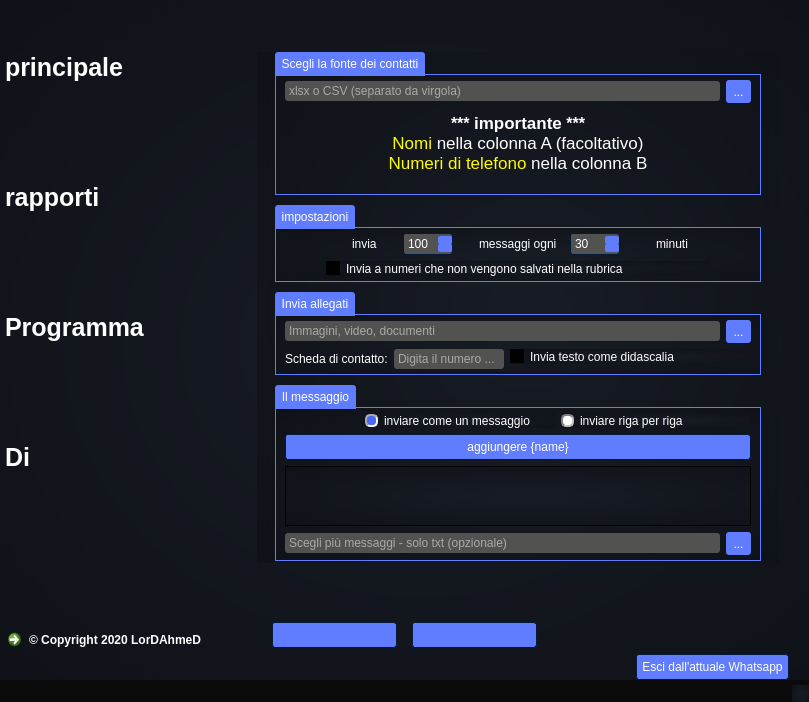
This is italian.ui in thelordahmed/Whatsapp-bulk-sender as Qt 5 draws it before an edit. The edited form follows.
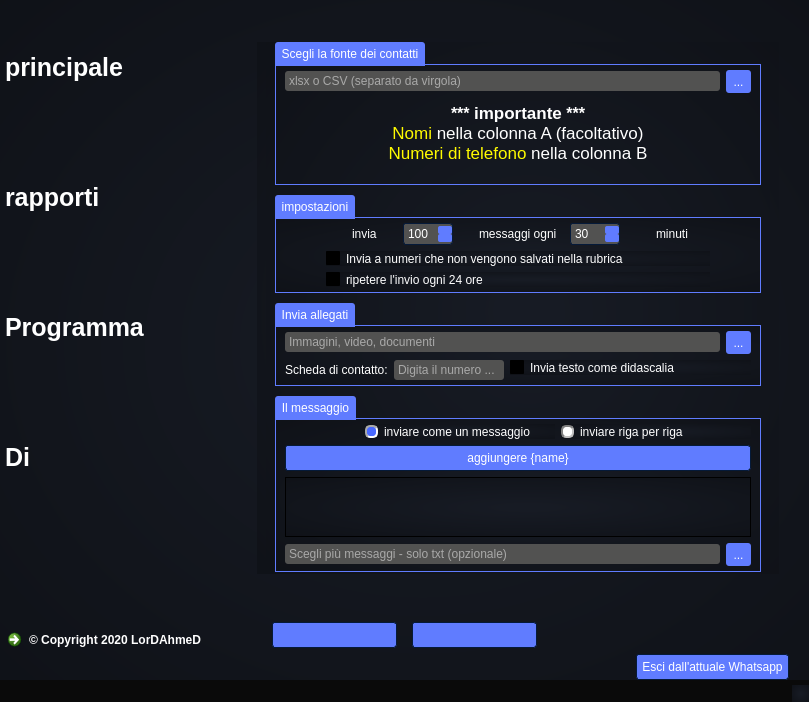
This is the edited form. Icons and pictures are not drawn.

Commit message: tweaked repeat sending every 24 hours

Diff of the .ui file:
```diff
--- a/italian.ui
+++ b/italian.ui
@@ -1656,10 +1656,10 @@
                      <string>&lt;!DOCTYPE HTML PUBLIC &quot;-//W3C//DTD HTML 4.0//EN&quot; &quot;http://www.w3.org/TR/REC-html40/strict.dtd&quot;&gt;
 &lt;html&gt;&lt;head&gt;&lt;meta name=&quot;qrichtext&quot; content=&quot;1&quot; /&gt;&lt;style type=&quot;text/css&quot;&gt;
 p, li { white-space: pre-wrap; }
-&lt;/style&gt;&lt;/head&gt;&lt;body style=&quot; font-family:'arial'; font-size:13pt; font-weight:400; font-style:normal;&quot;&gt;
-&lt;p align=&quot;center&quot; style=&quot; margin-top:0px; margin-bottom:0px; margin-left:0px; margin-right:0px; -qt-block-indent:0; text-indent:0px;&quot;&gt;&lt;span style=&quot; font-family:'MS Shell Dlg 2'; font-size:12pt; font-weight:600; color:#ffffff;&quot;&gt;*** &lt;/span&gt;&lt;span style=&quot; font-weight:600;&quot;&gt;importante&lt;/span&gt;&lt;span style=&quot; font-family:'MS Shell Dlg 2'; font-size:12pt; font-weight:600; color:#ffffff;&quot;&gt; ***&lt;/span&gt;&lt;/p&gt;
-&lt;p align=&quot;center&quot; style=&quot; margin-top:0px; margin-bottom:0px; margin-left:0px; margin-right:0px; -qt-block-indent:0; text-indent:0px;&quot;&gt;&lt;span style=&quot; color:#fffb00;&quot;&gt;Nomi&lt;/span&gt; nella colonna A (facoltativo)&lt;/p&gt;
-&lt;p align=&quot;center&quot; style=&quot; margin-top:0px; margin-bottom:0px; margin-left:0px; margin-right:0px; -qt-block-indent:0; text-indent:0px;&quot;&gt;&lt;span style=&quot; color:#fffb00;&quot;&gt;Numeri di telefono&lt;/span&gt; nella colonna B&lt;/p&gt;&lt;/body&gt;&lt;/html&gt;</string>
+&lt;/style&gt;&lt;/head&gt;&lt;body style=&quot; font-family:'arial'; font-size:8.25pt; font-weight:400; font-style:normal;&quot;&gt;
+&lt;p align=&quot;center&quot; style=&quot; margin-top:0px; margin-bottom:0px; margin-left:0px; margin-right:0px; -qt-block-indent:0; text-indent:0px;&quot;&gt;&lt;span style=&quot; font-family:'MS Shell Dlg 2'; font-size:12pt; font-weight:600; color:#ffffff;&quot;&gt;*** &lt;/span&gt;&lt;span style=&quot; font-size:13pt; font-weight:600;&quot;&gt;importante&lt;/span&gt;&lt;span style=&quot; font-family:'MS Shell Dlg 2'; font-size:12pt; font-weight:600; color:#ffffff;&quot;&gt; ***&lt;/span&gt;&lt;/p&gt;
+&lt;p align=&quot;center&quot; style=&quot; margin-top:0px; margin-bottom:0px; margin-left:0px; margin-right:0px; -qt-block-indent:0; text-indent:0px;&quot;&gt;&lt;span style=&quot; font-size:13pt; color:#fffb00;&quot;&gt;Nomi&lt;/span&gt;&lt;span style=&quot; font-size:13pt;&quot;&gt; nella colonna A (facoltativo)&lt;/span&gt;&lt;/p&gt;
+&lt;p align=&quot;center&quot; style=&quot; margin-top:0px; margin-bottom:0px; margin-left:0px; margin-right:0px; -qt-block-indent:0; text-indent:0px;&quot;&gt;&lt;span style=&quot; font-size:13pt; color:#fffb00;&quot;&gt;Numeri di telefono&lt;/span&gt;&lt;span style=&quot; font-size:13pt;&quot;&gt; nella colonna B&lt;/span&gt;&lt;/p&gt;&lt;/body&gt;&lt;/html&gt;</string>
                     </property>
                    </widget>
                   </item>
@@ -1838,6 +1838,13 @@
                     </property>
                    </widget>
                   </item>
+                  <item>
+                   <widget class="QCheckBox" name="repeat_sending">
+                    <property name="text">
+                     <string>ripetere l'invio ogni 24 ore</string>
+                    </property>
+                   </widget>
+                  </item>
                  </layout>
                 </item>
                </layout>
```
Left out of the diff: 14 changed lines with no effect on the pictures. The commit also changes 7 other files.
